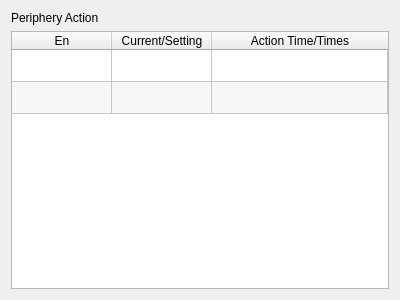
This is hcinstruction/icperipherypage.ui in GaussCheng/2-5AxisPunch as Qt 5 draws it before an edit. The edited form follows.
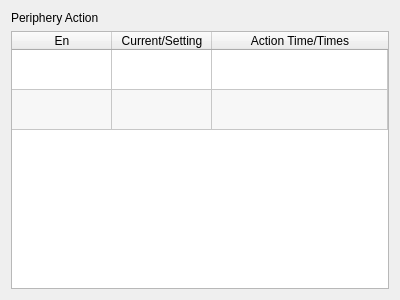
This is the edited form. Icons and pictures are not drawn.

```diff
--- a/hcinstruction/icperipherypage.ui
+++ b/hcinstruction/icperipherypage.ui
@@ -97,10 +97,10 @@
       <bool>false</bool>
      </attribute>
      <attribute name="verticalHeaderDefaultSectionSize">
-      <number>32</number>
+      <number>40</number>
      </attribute>
      <attribute name="verticalHeaderMinimumSectionSize">
-      <number>32</number>
+      <number>40</number>
      </attribute>
      <attribute name="verticalHeaderStretchLastSection">
       <bool>false</bool>
```
